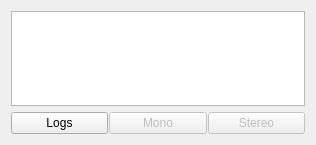
Above: landside/catkin_ws/src/gui/resource/CameraStatusWidget.ui from DukeRobotics/robosub-ros before the change. Below: the same form after it.
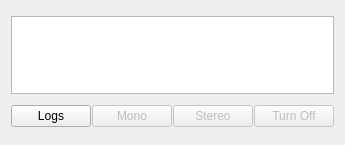
That is the form after the change.

Diff of the .ui file:
```diff
--- a/landside/catkin_ws/src/gui/resource/CameraStatusWidget.ui
+++ b/landside/catkin_ws/src/gui/resource/CameraStatusWidget.ui
@@ -22,6 +22,18 @@
   <layout class="QVBoxLayout" name="verticalLayout">
    <item>
     <widget class="QTableWidget" name="status_table">
+     <property name="sizePolicy">
+      <sizepolicy hsizetype="Expanding" vsizetype="Minimum">
+       <horstretch>0</horstretch>
+       <verstretch>0</verstretch>
+      </sizepolicy>
+     </property>
+     <property name="maximumSize">
+      <size>
+       <width>16777215</width>
+       <height>78</height>
+      </size>
+     </property>
      <property name="focusPolicy">
       <enum>Qt::NoFocus</enum>
      </property>
@@ -107,6 +119,16 @@
        </property>
       </widget>
      </item>
+     <item>
+      <widget class="QPushButton" name="toggle_relay_button">
+       <property name="enabled">
+        <bool>false</bool>
+       </property>
+       <property name="text">
+        <string>Turn Off</string>
+       </property>
+      </widget>
+     </item>
     </layout>
    </item>
   </layout>
```
